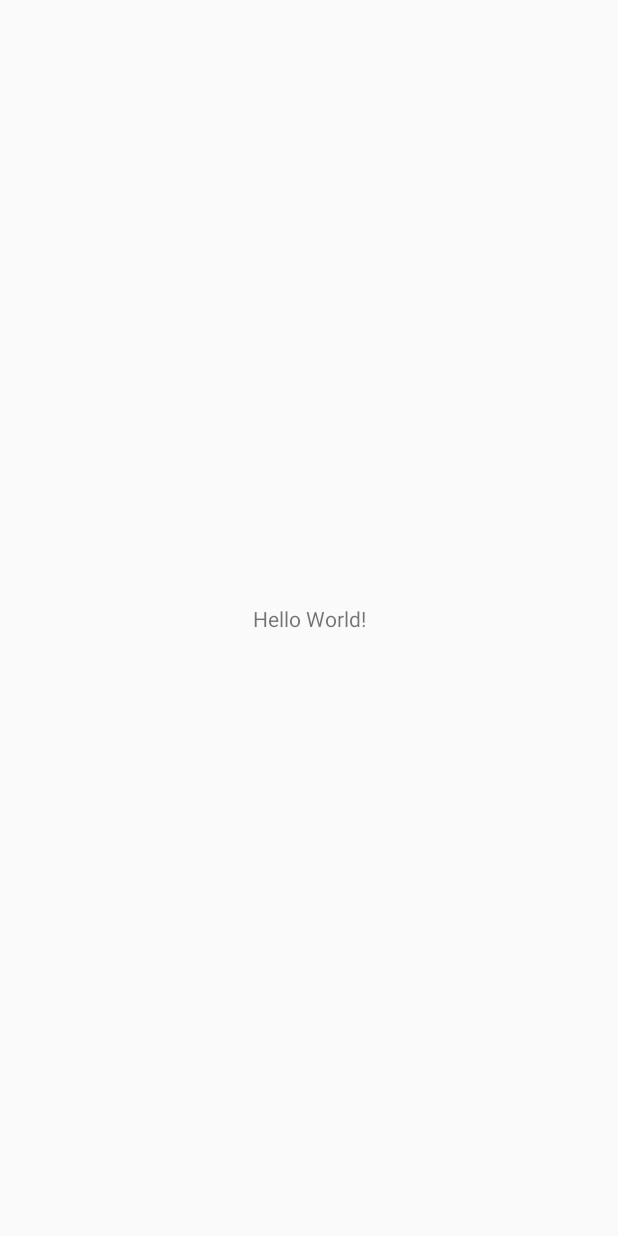
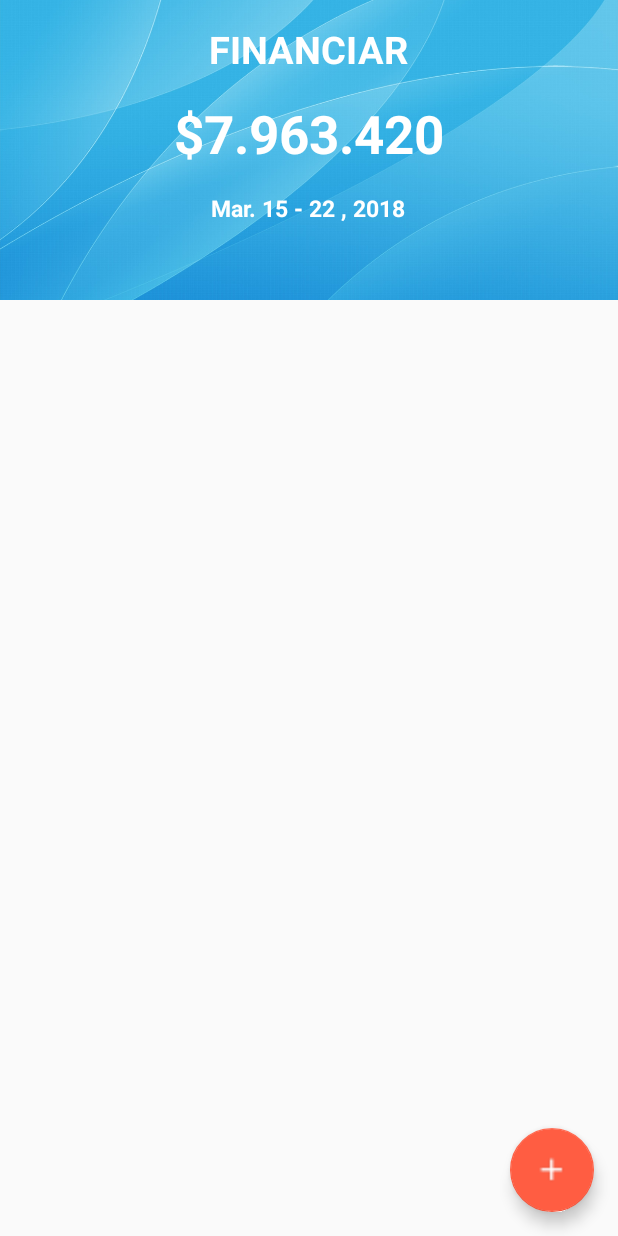
Before and after one commit to camilolozano/QuizCamiloLozanoDeLeonI023111, an Android app: the screen it shows after launch (MainActivity), on a phone screen of 412 x 824 dp. Before the commit the screen is almost empty. Run offline under Robolectric (Android 15) with nearby library versions, the phone set to English and light mode, and no system bars.

Commit message:
add section first secction

```diff
--- a/app/src/main/res/layout/activity_main.xml
+++ b/app/src/main/res/layout/activity_main.xml
@@ -1,18 +1,79 @@
 <?xml version="1.0" encoding="utf-8"?>
-<android.support.constraint.ConstraintLayout xmlns:android="http://schemas.android.com/apk/res/android"
+<android.support.design.widget.CoordinatorLayout xmlns:android="http://schemas.android.com/apk/res/android"
     xmlns:app="http://schemas.android.com/apk/res-auto"
     xmlns:tools="http://schemas.android.com/tools"
     android:layout_width="match_parent"
     android:layout_height="match_parent"
     tools:context="com.example.camilolozano.quizcamilolozanodeleoni023111.MainActivity">
 
-    <TextView
+    <LinearLayout
+        android:layout_width="match_parent"
+        android:layout_height="match_parent"
+        android:orientation="horizontal"
+        >
+
+        <RelativeLayout
+            android:layout_weight="1"
+            android:layout_width="match_parent"
+            android:layout_height="match_parent">
+
+            <ImageView
+                android:layout_width="match_parent"
+                android:layout_height="200dp"
+                android:src="@drawable/backgroundindex"
+                android:scaleType="centerCrop"
+                />
+
+            <TextView
+                android:id="@+id/txt_financiar"
+                android:layout_width="wrap_content"
+                android:layout_height="wrap_content"
+                android:text="@string/financiar"
+                android:textSize="25sp"
+                android:layout_centerHorizontal="true"
+                android:textColor="@color/colorWhiteText"
+                android:layout_marginTop="15dp"
+                android:textStyle="bold"
+                />
+
+            <TextView
+                android:id="@+id/txt_monto"
+                android:layout_width="wrap_content"
+                android:layout_height="wrap_content"
+                android:text="@string/monto"
+                android:textSize="35sp"
+                android:layout_centerHorizontal="true"
+                android:textColor="@color/colorWhiteText"
+                android:layout_marginTop="15dp"
+                android:textStyle="bold"
+                android:layout_below="@+id/txt_financiar"
+                />
+
+
+            <TextView
+                android:id="@+id/txt_fecha"
+                android:layout_width="wrap_content"
+                android:layout_height="wrap_content"
+                android:text="@string/fecha"
+                android:textSize="15sp"
+                android:layout_centerHorizontal="true"
+                android:textColor="@color/colorWhiteText"
+                android:layout_marginTop="15dp"
+                android:textStyle="bold"
+                android:layout_below="@+id/txt_monto"
+                />
+
+
+        </RelativeLayout>
+
+    </LinearLayout>
+
+
+    <android.support.design.widget.FloatingActionButton
         android:layout_width="wrap_content"
         android:layout_height="wrap_content"
-        android:text="Hello World!"
-        app:layout_constraintBottom_toBottomOf="parent"
-        app:layout_constraintLeft_toLeftOf="parent"
-        app:layout_constraintRight_toRightOf="parent"
-        app:layout_constraintTop_toTopOf="parent" />
+        android:layout_gravity="bottom|end"
+        android:src="@drawable/plus"
 
-</android.support.constraint.ConstraintLayout>
+        android:layout_margin="16dp"/>
+</android.support.design.widget.CoordinatorLayout>
--- a/app/src/main/res/values/colors.xml
+++ b/app/src/main/res/values/colors.xml
@@ -6,4 +6,5 @@
     <color name="colorSubText">#B6CBF9</color>
     <color name="colorGray">#E9EEF4</color>
     <color name="colorGrayText">#A5AAB5</color>
+    <color name="colorWhiteText">#ffffff</color>
 </resources>
--- a/app/src/main/res/values/strings.xml
+++ b/app/src/main/res/values/strings.xml
@@ -3,4 +3,7 @@
     <string name="tittle_proyect">QuizPrimero</string>
     <string name="search">busqueda</string>
     <string name="more">Mas opciones</string>
+    <string name="financiar">FINANCIAR</string>
+    <string name="monto">$7.963.420</string>
+    <string name="fecha">Mar. 15 - 22 , 2018</string>
 </resources>
```
